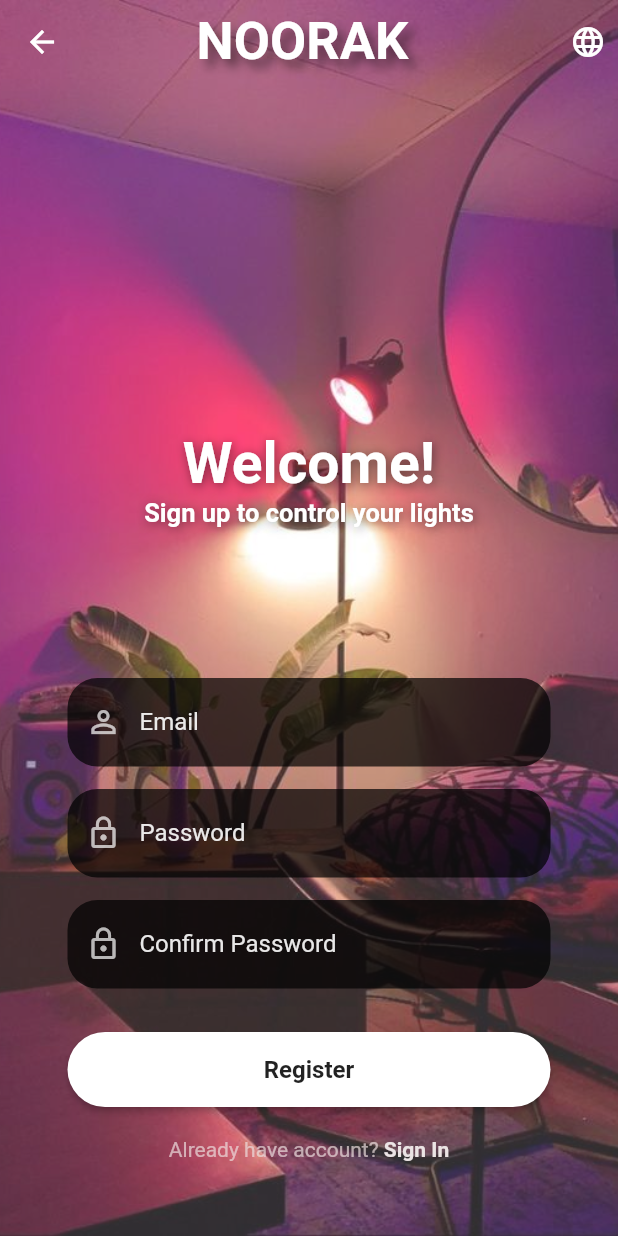
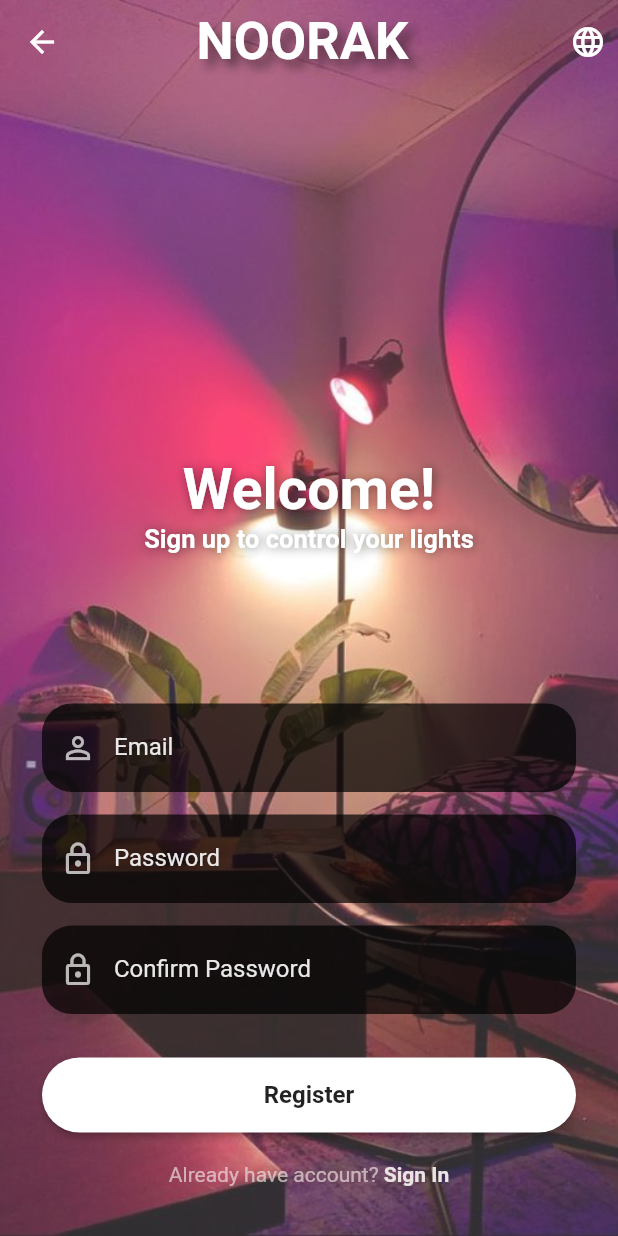
Before and after one commit to imposter-7/Noorak, a Flutter app: the Register screen opened directly, on a phone screen of 412 x 824 dp. Run offline on Flutter 3.47's test engine with Material 2 defaults, Android fonts, the phone set to English and light mode, and no system bars; our stand-ins replace firebase_auth, firebase_core, firebase_database, flutter_switch; accounts and stored records are empty.

Commit message:
Changes screen  padding

```diff
--- a/Noorak/lib/register.dart
+++ b/Noorak/lib/register.dart
@@ -90,7 +90,7 @@ class _Register extends State<Register> {
       child:Form(
         key: formKey,
         child: SingleChildScrollView(
-          padding: EdgeInsets.all(25),
+          padding: EdgeInsets.all(8.0),
           reverse: true,
           child: Padding(
             padding: EdgeInsets.fromLTRB(
```
